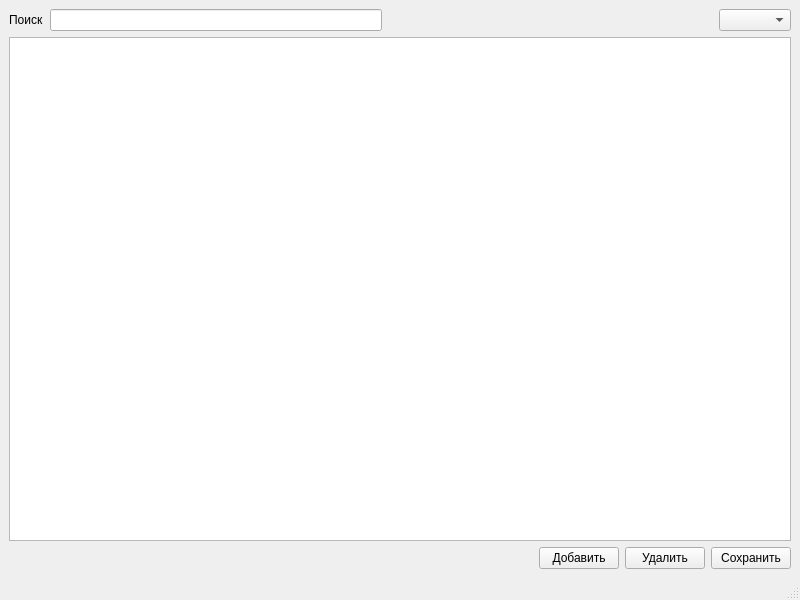
Before: the Qt Designer form mainwindow.ui in Pheodaron/settlements, drawn with Qt 5.
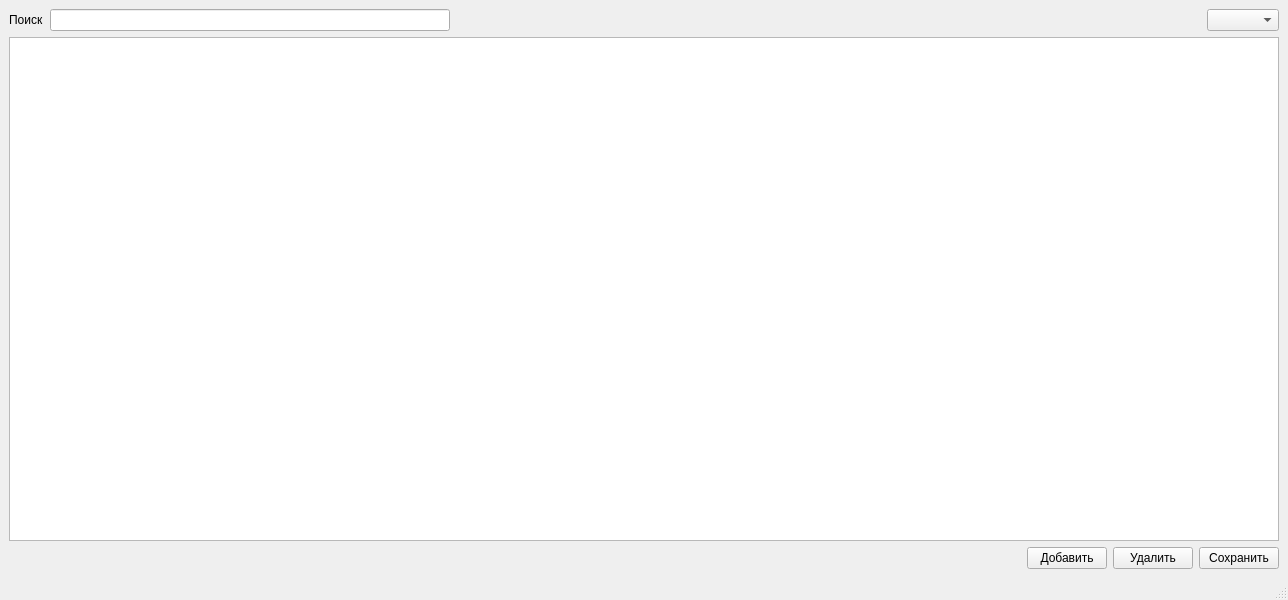
After: the same form once the commit is applied.

The edit to the form file:
```diff
--- a/mainwindow.ui
+++ b/mainwindow.ui
@@ -6,7 +6,7 @@
    <rect>
     <x>0</x>
     <y>0</y>
-    <width>800</width>
+    <width>1288</width>
     <height>600</height>
    </rect>
   </property>
@@ -25,7 +25,14 @@
        </widget>
       </item>
       <item>
-       <widget class="QLineEdit" name="m_findLineEdit"/>
+       <widget class="QLineEdit" name="m_findLineEdit">
+        <property name="maximumSize">
+         <size>
+          <width>400</width>
+          <height>16777215</height>
+         </size>
+        </property>
+       </widget>
       </item>
       <item>
        <spacer name="horizontalSpacer_2">
```
Left out of the diff: 4 changed lines with no effect on the pictures.
